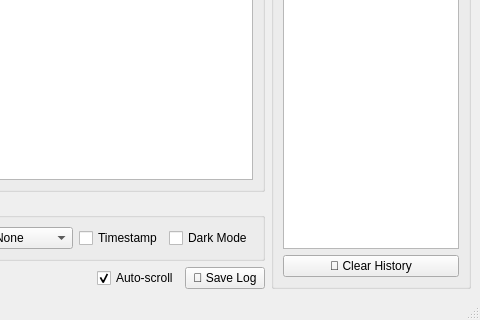
Above: mainwindow.ui from msuzer/SerialTerminalApp before the change; both pictures show x 440 to 920 and y 327 to 647 of the 920 by 647 pixel window. Below: the same form after it.
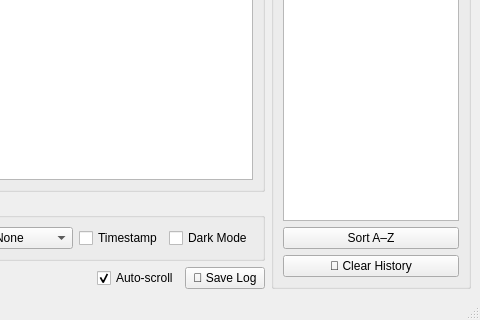
That is the form after the change.

Commit message: sort for command history, persistent window size and position

```diff
--- a/mainwindow.ui
+++ b/mainwindow.ui
@@ -421,6 +421,16 @@
        <item>
         <widget class="QListWidget" name="listHistory"/>
        </item>
+	   <item>
+		  <widget class="QPushButton" name="btnSortHistory">
+			<property name="text">
+			  <string>Sort A–Z</string>
+			</property>
+			<property name="toolTip">
+			  <string>Sort commands alphabetically (A–Z)</string>
+			</property>
+		  </widget>
+		</item>
        <item>
         <widget class="QPushButton" name="btnClearHistory">
          <property name="text">
```
The commit also changes 2 other files.
